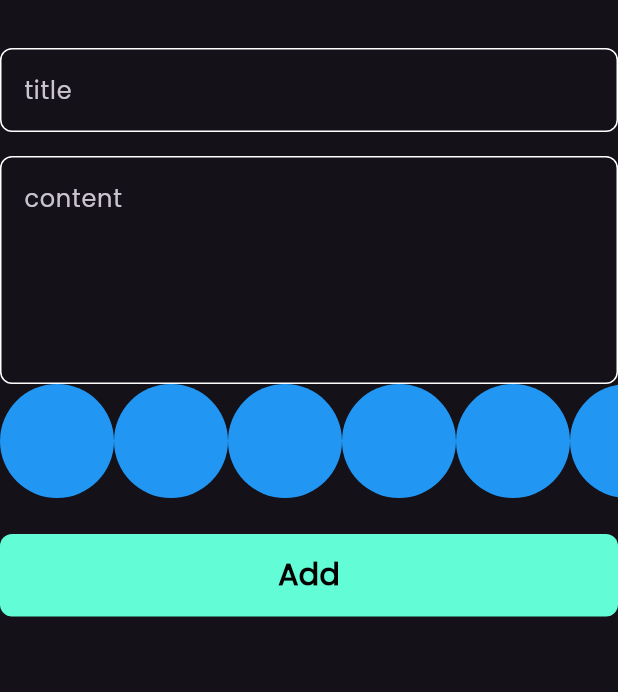
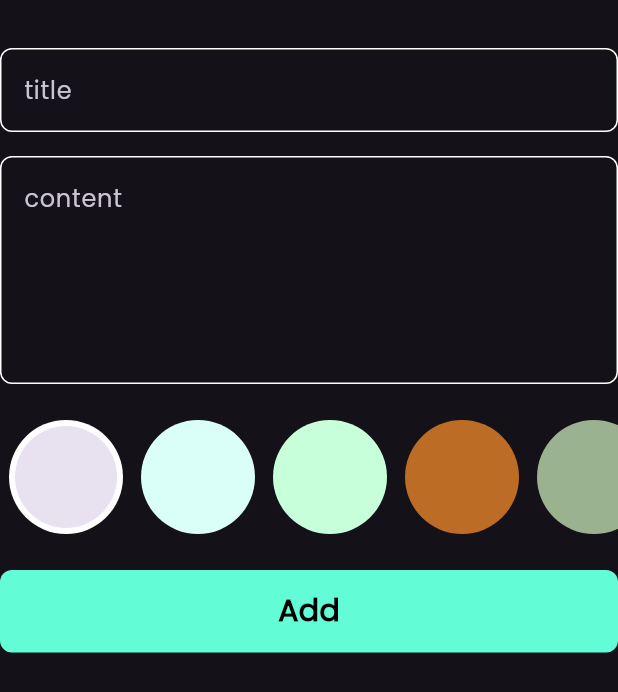
Before and after one commit to ehab143/notes_app, a Flutter app: the AddNoteForm widget shown alone on an empty page, opened directly, on a phone screen of 412 x 824 dp. Shown: the top 692 px of the screen. Run offline on Flutter 3.47's test engine with Material 3 defaults, Android fonts, the phone set to English and light mode, and no system bars; our stand-ins replace flutter_bloc, font_awesome_flutter, hive, hive_flutter; accounts and stored records are empty.

Commit message:
create colors list view part2

```diff
--- a/lib/views/widgets/colors_list_view.dart
+++ b/lib/views/widgets/colors_list_view.dart
@@ -1,26 +1,59 @@
 import 'package:flutter/material.dart';
 
-class ColorsItem extends StatelessWidget {
-  const ColorsItem({super.key});
-
+class ColorItem extends StatelessWidget {
+  const ColorItem({super.key, required this.isActive, required this.color});
+  final bool isActive;
+  final Color color;
   @override
   Widget build(BuildContext context) {
-    return CircleAvatar(radius: 38, backgroundColor: Colors.blue);
+    return isActive
+        ? CircleAvatar(
+            backgroundColor: Colors.white,
+            radius: 38,
+            child: CircleAvatar(radius: 34, backgroundColor: color),
+          )
+        : CircleAvatar(radius: 38, backgroundColor: color);
   }
 }
 
-class ColorsListView extends StatelessWidget {
+class ColorsListView extends StatefulWidget {
   const ColorsListView({super.key});
 
+  @override
+  State<ColorsListView> createState() => _ColorsListViewState();
+}
+
+class _ColorsListViewState extends State<ColorsListView> {
+  int currentIndex = 0;
+
+  List<Color> colors = [
+    Color(0xffE8E1EF),
+    Color(0xffD9FFF8),
+    Color(0xffC7FFDA),
+    Color(0xffbc6c25),
+    Color(0xff9BB291),
+  ];
   @override
   Widget build(BuildContext context) {
     return SizedBox(
       height: 38 * 2,
       child: ListView.builder(
-        itemCount: 10,
+        itemCount: colors.length,
         scrollDirection: Axis.horizontal,
         itemBuilder: (context, index) {
-          return ColorsItem();
+          return Padding(
+            padding: const EdgeInsets.symmetric(horizontal: 6.0),
+            child: GestureDetector(
+              onTap: () {
+                currentIndex = index;
+                setState(() {});
+              },
+              child: ColorItem(
+                color: colors[index],
+                isActive: currentIndex == index,
+              ),
+            ),
+          );
         },
       ),
     );
--- a/lib/views/widgets/note_form.dart
+++ b/lib/views/widgets/note_form.dart
@@ -42,6 +42,8 @@ class _AddNoteFormState extends State<AddNoteForm> {
               subtitle = value;
             },
           ),
+          SizedBox(height: 24),
+
           ColorsListView(),
           SizedBox(height: 24),
           BlocBuilder<AddNotesCubit, AddNotesState>(
```
